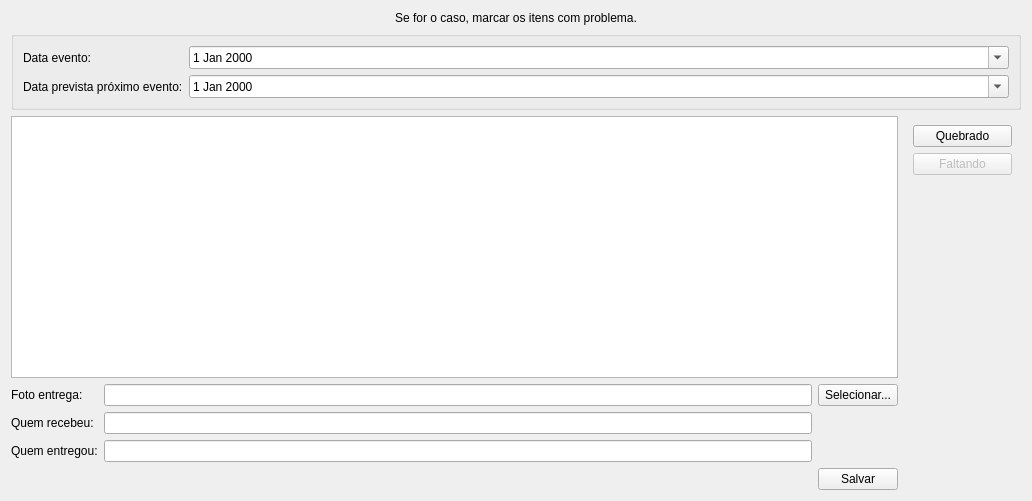
The window that ui/inputdialogconfirmacao.ui (darktorres/ERP-STACCATO) describes before a commit, drawn with Qt 5.
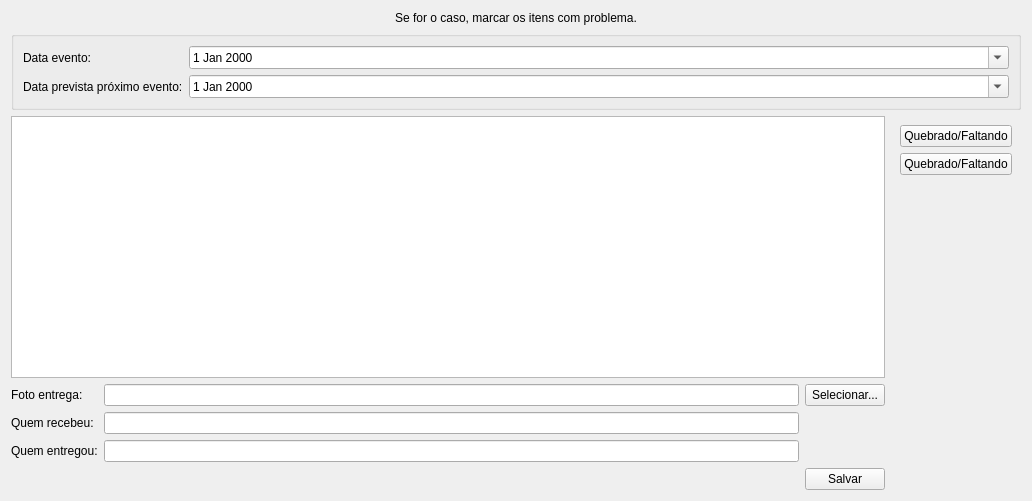
The same window after the commit. Custom widgets are drawn as their Qt base class.

Commit message: Divisão de linhas na quebra da entrega

```diff
--- a/ui/inputdialogconfirmacao.ui
+++ b/ui/inputdialogconfirmacao.ui
@@ -169,16 +169,6 @@
    <item row="2" column="1">
     <widget class="QFrame" name="frameQuebrado">
      <layout class="QGridLayout" name="gridLayout_3">
-      <item row="0" column="0">
-       <widget class="QPushButton" name="pushButtonQuebrado">
-        <property name="enabled">
-         <bool>true</bool>
-        </property>
-        <property name="text">
-         <string>Quebrado</string>
-        </property>
-       </widget>
-      </item>
       <item row="2" column="0">
        <spacer name="verticalSpacer">
         <property name="orientation">
@@ -192,13 +182,23 @@
         </property>
        </spacer>
       </item>
+      <item row="0" column="0">
+       <widget class="QPushButton" name="pushButtonQuebradoReceb">
+        <property name="enabled">
+         <bool>true</bool>
+        </property>
+        <property name="text">
+         <string>Quebrado/Faltando</string>
+        </property>
+       </widget>
+      </item>
       <item row="1" column="0">
        <widget class="QPushButton" name="pushButtonFaltando">
         <property name="enabled">
-         <bool>false</bool>
+         <bool>true</bool>
         </property>
         <property name="text">
-         <string>Faltando</string>
+         <string>Quebrado/Faltando</string>
         </property>
        </widget>
       </item>
```
Left out of the diff: 2 changed lines with no effect on the pictures. The commit also changes 2 other files.
